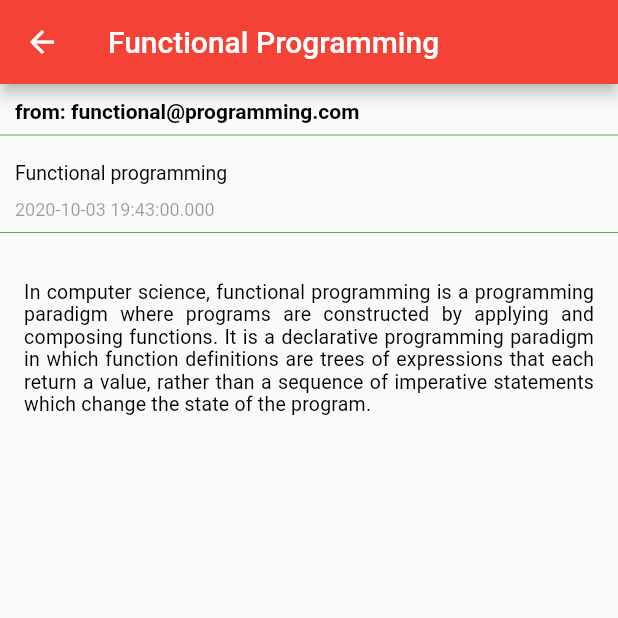
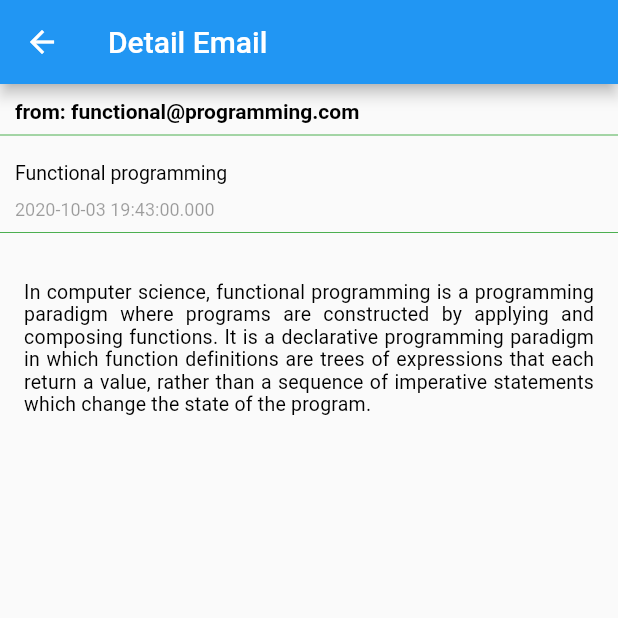
Before and after one commit to JoePinargoteVera/aplicaciones-moviles, a Flutter app: the screen it shows after launch, after a tap on "functional@programming.com", on a phone screen of 412 x 824 dp, the top half of it. Run offline on Flutter 3.47's test engine with Material 2 defaults, Android fonts, the phone set to English and light mode, and no system bars; our stand-ins replace cloud_firestore, firebase_auth, firebase_core, google_fonts; accounts and stored records are empty.

Commit message:
update app list email, setting unread point

```diff
--- a/flutter_tarea/flutter_application/lib/models/backend.dart
+++ b/flutter_tarea/flutter_application/lib/models/backend.dart
@@ -38,7 +38,6 @@ class Backend {
     ),
     Email(
       id: 164,
-      read: true,
       from: 'machine@code.com',
       subject: 'Machine code',
       dateTime: DateTime(2020, 10, 11, 16, 14),
--- a/flutter_tarea/flutter_application/lib/screens/DetailScreen.dart
+++ b/flutter_tarea/flutter_application/lib/screens/DetailScreen.dart
@@ -1,5 +1,6 @@
 import 'package:flutter/material.dart';
 import '../models/email.dart';
+
 
 class DetailScreen extends StatelessWidget {
   final Email emails;
@@ -7,10 +8,11 @@ class DetailScreen extends StatelessWidget {
 
   @override
   Widget build(BuildContext context) {
+
     return Scaffold(
       appBar: AppBar(
-        title: const Text('Functional Programming'),
-        backgroundColor: Colors.red,
+        title: const Text('Detail Email'),
+        backgroundColor: Colors.blue,
       ),
       body: Column(
         children: <Widget>[
@@ -29,7 +31,7 @@ class DetailScreen extends StatelessWidget {
               ),
             ),
           ),
-          Row(children: const <Widget>[
+          const Row(children: <Widget>[
             Expanded(
                 child: Divider(
               color: Colors.green,
@@ -63,7 +65,7 @@ class DetailScreen extends StatelessWidget {
               ),
             ),
           ),
-          Row(children: const <Widget>[
+          const Row(children: <Widget>[
             Expanded(
                 child: Divider(
               color: Colors.green,
--- a/flutter_tarea/flutter_application/lib/screens/ListScreen.dart
+++ b/flutter_tarea/flutter_application/lib/screens/ListScreen.dart
@@ -4,6 +4,8 @@ import '../models/email.dart';
 import '../widgets/EmailWidget.dart';
 
 class ListScreen extends StatefulWidget {
+  const ListScreen({super.key});
+
   @override
   State<StatefulWidget> createState() {
     return _ListScreenPageState();
@@ -15,7 +17,7 @@ class _ListScreenPageState extends State<ListScreen> {
 
   Widget _buildEmailList() {
     return Container(
-      child: emails.length > 0
+      child: emails.isNotEmpty
           ? ListView.builder(
               itemCount: emails.length,
               itemBuilder: (BuildContext context, int index) {
@@ -23,25 +25,31 @@ class _ListScreenPageState extends State<ListScreen> {
                   onDismissed: (DismissDirection direction) {
                     setState(() {
                       emails.removeAt(index);
+
                     });
                   },
                   secondaryBackground: Container(
-                    child: Center(
+                    color: Colors.brown,
+                    child: const Center(
                       child: Text(
                         'Delete',
                         style: TextStyle(color: Colors.white),
                       ),
                     ),
-                    color: Colors.brown,
                   ),
                   background: Container(),
-                  child: EmailWidget(email: emails[index]),
                   key: UniqueKey(),
                   direction: DismissDirection.endToStart,
+                  child: EmailWidget(email: emails[index], markAsRead: () {
+                    // Backend().markEmailAsRead(emails[index].id);
+                    setState(() {
+                      emails[index].read = true;
+                    });
+                  }),
                 );
               },
             )
-          : Center(child: Text('No Items')),
+          : const Center(child: Text('No Items')),
     );
   }
 
@@ -49,8 +57,8 @@ class _ListScreenPageState extends State<ListScreen> {
   Widget build(BuildContext context) {
     return Scaffold(
       appBar: AppBar(
-        title: Text('Mail List'),
-        backgroundColor: Colors.red,
+        title: const Text('Mail List'),
+        backgroundColor: Colors.blue,
       ),
       body: _buildEmailList(),
     );
--- a/flutter_tarea/flutter_application/lib/widgets/EmailWidget.dart
+++ b/flutter_tarea/flutter_application/lib/widgets/EmailWidget.dart
@@ -2,21 +2,37 @@ import 'package:flutter/material.dart';
 import '../models/email.dart';
 import '../screens/DetailScreen.dart';
 
+
 class EmailWidget extends StatelessWidget {
   final Email email;
+  final Function markAsRead;
 
-  EmailWidget({required this.email});
+  const EmailWidget({super.key, required this.email, required this.markAsRead});
 
   @override
   Widget build(BuildContext context) {
+    // print('${email.read}');
     return Card(
       child: Column(
         children: <Widget>[
           ListTile(
             trailing: Text(email.dateTime.toString()),
             title: Text(email.from),
+            // title: Text(email.read.toString()),
             subtitle: Text(email.subject),
+
+            leading: Container(
+              width: 12,
+              height: 12,
+              decoration: BoxDecoration(
+                shape: BoxShape.circle,
+                color: email.read ? Colors.transparent : Colors.blue,
+              ),
+            ),
             onTap: () {
+               if (!email.read) {
+                markAsRead();
+              }
               Navigator.push(
                   context,
                   MaterialPageRoute(
```
Also changed, not shown: flutter_tarea/flutter_application/pubspec.lock, 1 other file.
